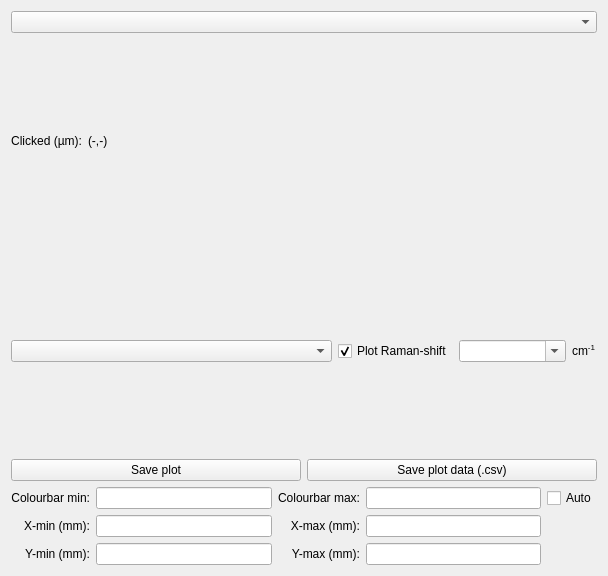
The-Thomas-Lab-UCL/orm-iris, file iris/resources/heatmap_plotter.ui: the form before one commit.
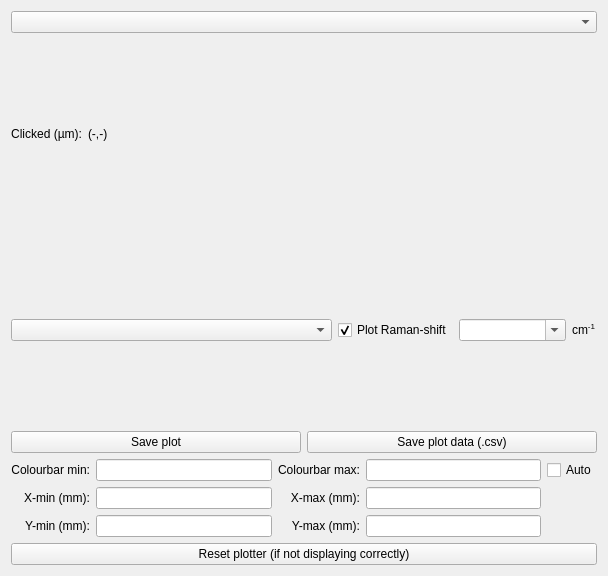
The form after the commit.

Diff of the .ui file:
```diff
--- a/iris/resources/heatmap_plotter.ui
+++ b/iris/resources/heatmap_plotter.ui
@@ -203,6 +203,13 @@
        </item>
       </layout>
      </item>
+     <item>
+      <widget class="QPushButton" name="btn_plotterreset">
+       <property name="text">
+        <string>Reset plotter (if not displaying correctly)</string>
+       </property>
+      </widget>
+     </item>
     </layout>
    </item>
   </layout>
```
Left out of the diff: 80 changed lines with no effect on the pictures.
